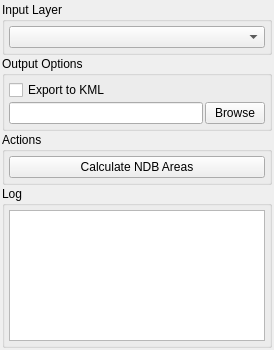
The window that Q_Pansopy/ui/conv/qpansopy_ndb_dockwidget.ui (FLYGHT7/qpansopy) describes before a commit, drawn with Qt 5.
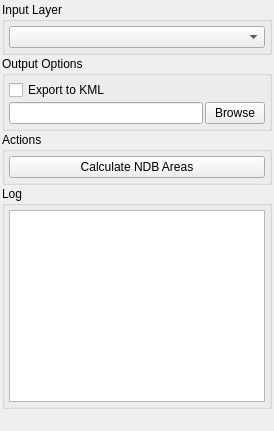
The same window after the commit. Custom widgets are drawn as their Qt base class.

What changed in the file:
```diff
--- a/Q_Pansopy/ui/conv/qpansopy_ndb_dockwidget.ui
+++ b/Q_Pansopy/ui/conv/qpansopy_ndb_dockwidget.ui
@@ -4,14 +4,8 @@
  <widget class="QDockWidget" name="QPANSOPYNDBDockWidget">
   <property name="minimumSize">
    <size>
-    <width>250</width>
-    <height>200</height>
-   </size>
-  </property>
-  <property name="maximumSize">
-   <size>
-    <width>16777215</width>
-    <height>350</height>
+        <width>0</width>
+        <height>0</height>
    </size>
   </property>
   <widget class="QWidget" name="dockWidgetContents">
@@ -136,9 +130,9 @@
     <item>
      <widget class="QGroupBox" name="logGroup">
       <property name="sizePolicy">
-       <sizepolicy hsizetype="Preferred" vsizetype="Expanding">
+          <sizepolicy hsizetype="Preferred" vsizetype="Fixed">
         <horstretch>0</horstretch>
-        <verstretch>1</verstretch>
+            <verstretch>0</verstretch>
        </sizepolicy>
       </property>
       <property name="title">
@@ -153,7 +147,13 @@
        </property>
        <item>
         <widget class="QTextEdit" name="logTextEdit">
-         <property name="maximumHeight">
+        <property name="sizePolicy">
+         <sizepolicy hsizetype="Expanding" vsizetype="Fixed">
+          <horstretch>0</horstretch>
+          <verstretch>0</verstretch>
+         </sizepolicy>
+        </property>
+        <property name="minimumHeight">
           <number>60</number>
          </property>
          <property name="readOnly">
@@ -164,6 +164,19 @@
       </layout>
      </widget>
     </item>
+    <item>
+     <spacer name="verticalSpacer">
+      <property name="orientation">
+       <enum>Qt::Vertical</enum>
+      </property>
+      <property name="sizeHint" stdset="0">
+       <size>
+      <width>20</width>
+      <height>20</height>
+       </size>
+      </property>
+     </spacer>
+    </item>
    </layout>
   </widget>
  </widget>
```
Left out of the diff: 3 changed lines with no effect on the pictures. Lines whose indentation alone changed are shown as unchanged.
